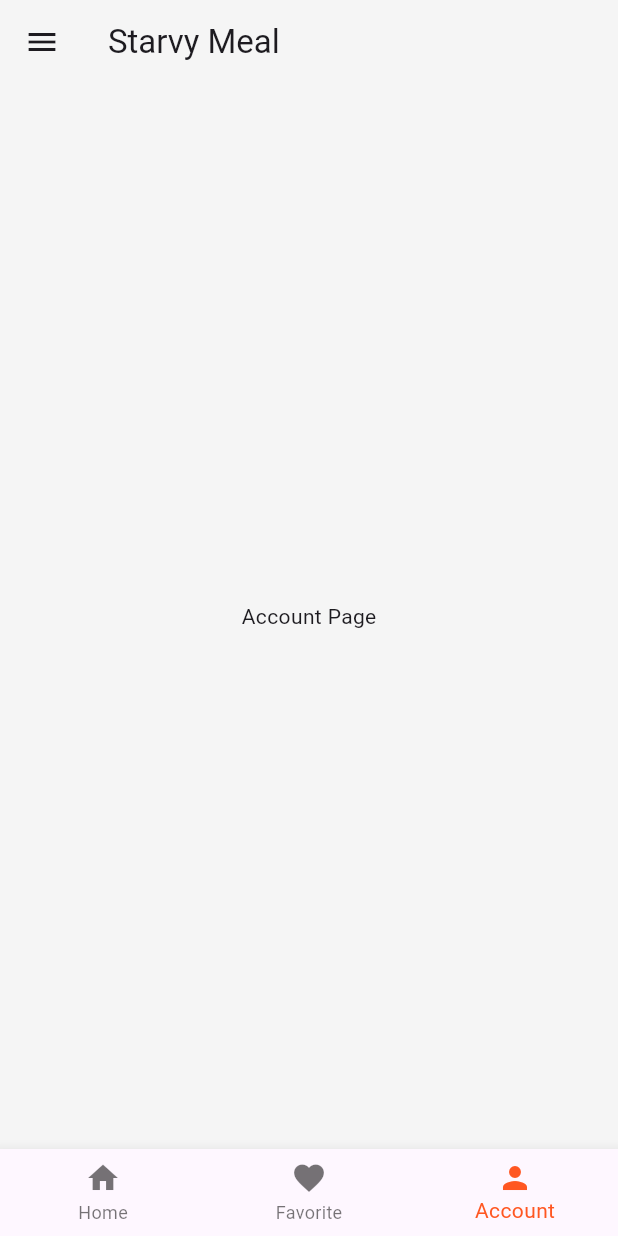
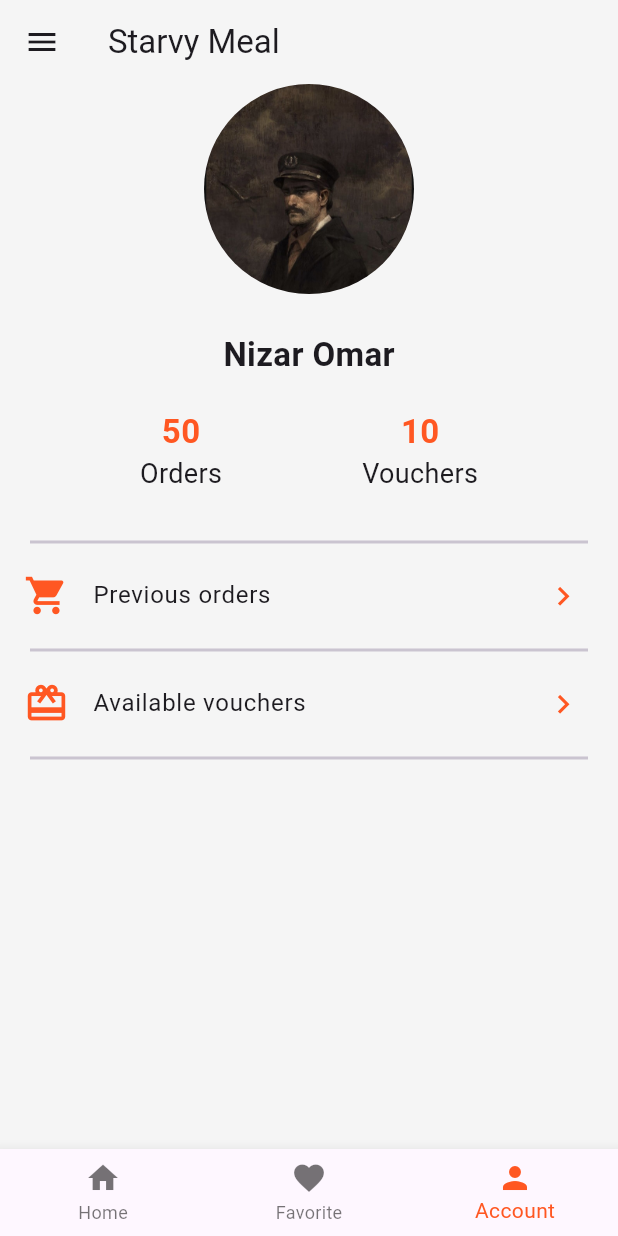
Before and after one commit to NizarCvC/food_delivery, a Flutter app: the screen it shows after launch, item 3 of the bottom bar chosen, on a phone screen of 412 x 824 dp. Run offline on Flutter 3.47's test engine with Material 3 defaults, Android fonts, the phone set to English and light mode, and no system bars; network calls fail.

Commit message:
Finished account page with enhanced the logic of favorite page

```diff
--- /dev/null
+++ b/lib/pages/account_page.dart
@@ -0,0 +1,84 @@
+import 'package:flutter/material.dart';
+
+class AccountPage extends StatelessWidget {
+  const AccountPage({super.key});
+
+  Widget orderVoucherItem({required int total, required String name}) {
+    return Column(
+      children: [
+        Text(
+          '$total',
+          style: const TextStyle(
+            fontSize: 22,
+            fontWeight: FontWeight.w600,
+            color: Colors.deepOrange,
+          ),
+        ),
+        Text(name, style: const TextStyle(fontSize: 18)),
+      ],
+    );
+  }
+
+  Widget itemTappedTile({
+    required String title,
+    String? subTitle,
+    required IconData icon,
+  }) {
+    return ListTile(
+      title: Text(title),
+      subtitle: subTitle != null ? Text(subTitle) : null,
+      leading: Icon(icon, size: 30, color: Colors.deepOrange),
+      trailing: const Icon(
+        Icons.chevron_right,
+        size: 25,
+        color: Colors.deepOrange,
+      ),
+      onTap: () => debugPrint('Hello'),
+    );
+  }
+
+  @override
+  Widget build(BuildContext context) {
+    final size = MediaQuery.of(context).size;
+    return Center(
+      child: Column(
+        children: [
+          Container(
+            height: 140,
+            width: 140,
+            decoration: BoxDecoration(
+              shape: BoxShape.circle,
+              image: DecorationImage(
+                image: AssetImage('assets/images/profile.jpeg'),
+                fit: BoxFit.fitWidth,
+              ),
+            ),
+          ),
+          SizedBox(height: size.height * 0.03),
+          Text(
+            'Nizar Omar',
+            style: TextStyle(fontSize: 22, fontWeight: FontWeight.w600),
+          ),
+          SizedBox(height: size.height * 0.025),
+          Row(
+            mainAxisAlignment: MainAxisAlignment.spaceEvenly,
+            children: [
+              orderVoucherItem(total: 50, name: 'Orders'),
+              orderVoucherItem(total: 10, name: 'Vouchers'),
+            ],
+          ),
+          SizedBox(height: 24.0),
+          const Divider(thickness: 2, indent: 20, endIndent: 20),
+
+          itemTappedTile(title: 'Previous orders', icon: Icons.shopping_cart),
+          const Divider(thickness: 2, indent: 20, endIndent: 20),
+          itemTappedTile(
+            title: 'Available vouchers',
+            icon: Icons.card_giftcard,
+          ),
+          const Divider(thickness: 2, indent: 20, endIndent: 20),
+        ],
+      ),
+    );
+  }
+}
--- a/lib/pages/bottom_navbar.dart
+++ b/lib/pages/bottom_navbar.dart
@@ -1,4 +1,5 @@
 import 'package:flutter/material.dart';
+import 'package:food_delivery/pages/account_page.dart';
 import 'package:food_delivery/pages/favorite_page.dart';
 import 'package:food_delivery/pages/homepage.dart';
 
@@ -21,7 +22,7 @@ class _BottomNavbarState extends State<BottomNavbar> {
   List<Widget> bodyOptions = const [
     Homepage(),
     FavoritePage(),
-    Center(child: Text('Account Page')),
+    AccountPage(),
   ];
 
   @override
--- a/lib/pages/homepage.dart
+++ b/lib/pages/homepage.dart
@@ -31,7 +31,7 @@ class Homepage extends StatelessWidget {
                 mainAxisSpacing: 20,
                 crossAxisSpacing: 20,
               ),
-              itemBuilder: (context, index) => FoodItem(food: food[index]),
+              itemBuilder: (context, index) => FoodItem(foodIndex: index),
             ),
           ],
         ),
--- a/pubspec.yaml
+++ b/pubspec.yaml
@@ -60,6 +60,8 @@ flutter:
   # To add assets to your application, add an assets section, like this:
   assets:
     - assets/images/Orange Modern Special Sale Food Banner.png
+    - assets/images/leaf.png
+    - assets/images/profile.jpeg
   #   - images/a_dot_ham.jpeg
 
   # An image asset can refer to one or more resolution-specific "variants", see
```
Also changed, not shown: lib/models/food_item_model.dart (+14 -1 lines), lib/pages/favorite_page.dart (+95 -11 lines), lib/widgets/favorite_item.dart (deleted, +0 -58 lines), lib/widgets/food_item.dart (+14 -9 lines), assets/images/leaf.png (added), assets/images/profile.jpeg (added).
